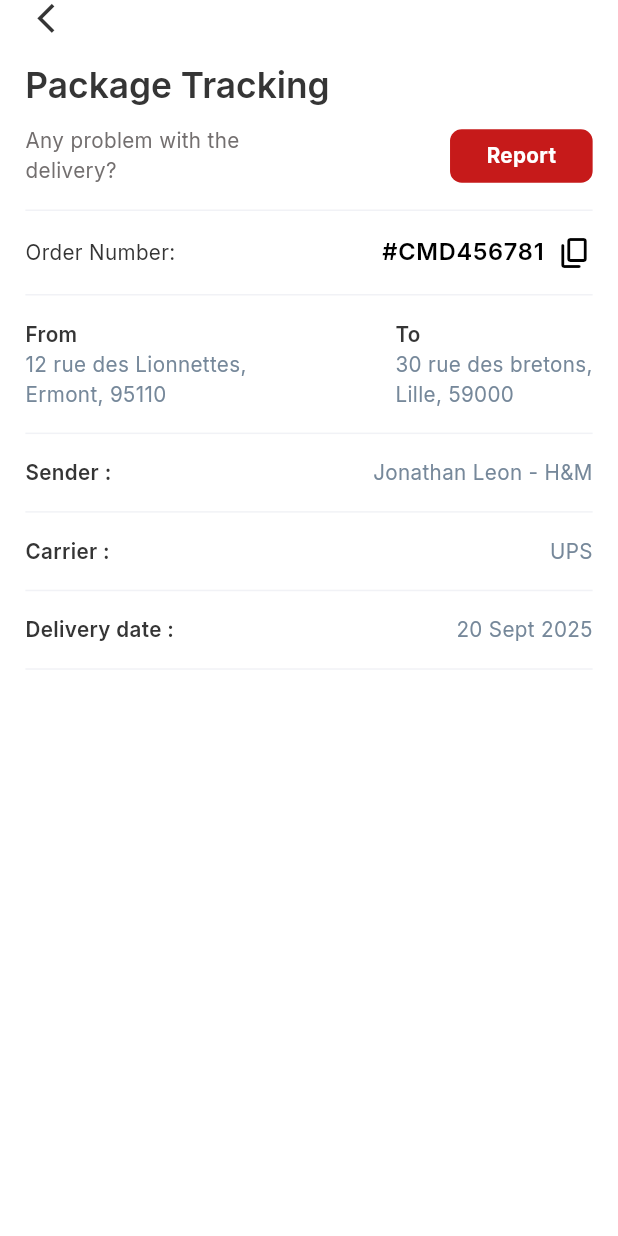
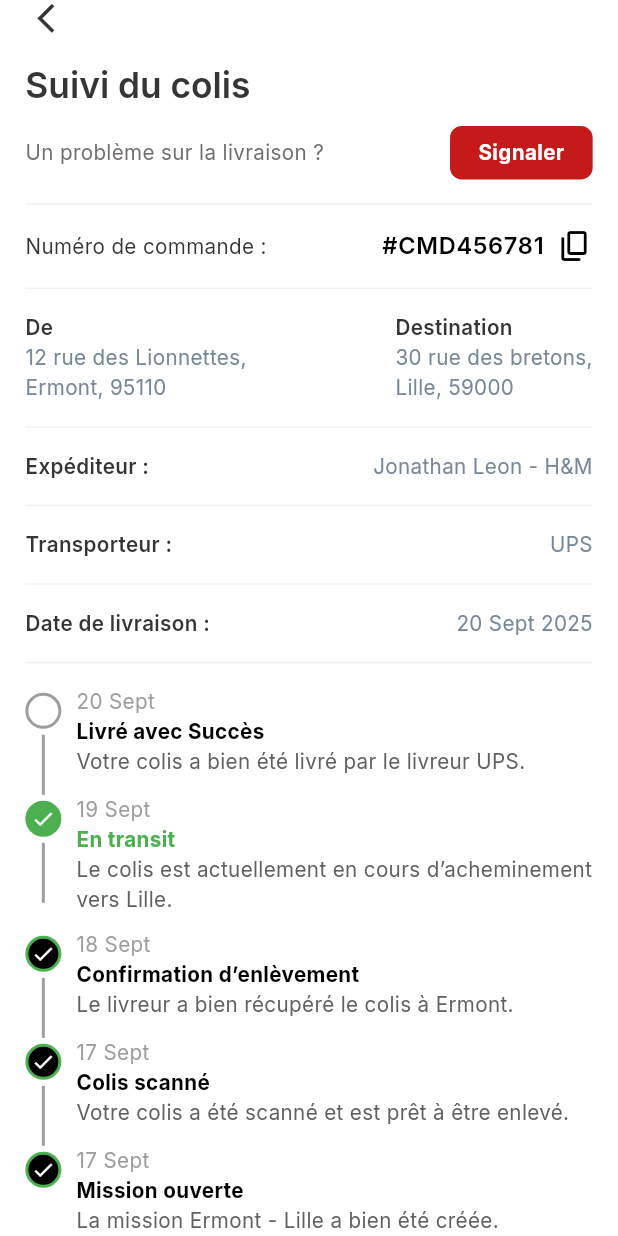
Before and after one commit to backbencherstudio/abdelrahman875_FO21AEF727586_app, a Flutter app: the DetailsCommandeScreen screen opened by its route, on a phone screen of 412 x 824 dp. Run offline on Flutter 3.47's test engine with Material 3 defaults, Android fonts, the phone set to English and light mode, and no system bars; our stand-ins replace dio, flutter_riverpod, flutter_screenutil, flutter_svg, go_router, google_fonts and 1 more; missing offline and left inert: flutter_stepindicator, qr_code_scanner_plus; accounts and stored records are empty; project files that could hold a hidden picture were left out.

Commit message:
added stepper for tracking product

```diff
--- a/lib/core/constants/icons.dart
+++ b/lib/core/constants/icons.dart
@@ -29,5 +29,6 @@ class AppIcons{
   static const String blackboxPng = "$iconPath/blackbox.png";
   static const String calenderPng = "$iconPath/calender.png";
   static const String mapPinPng = "$iconPath/mappin.png";
+  static const String capturePng = "$iconPath/capture.png";
 
 }
--- a/lib/core/routes/route_config.dart
+++ b/lib/core/routes/route_config.dart
@@ -21,12 +21,13 @@ import '../../features/Inscription_Donneur/Donneur_screen.dart';
 import '../../features/Inscription_Donneur/inscription_doc.dart';
 import '../../features/mission_screen/presentation/mission_screen.dart';
 import '../../features/onboading/onboad_screen/onboading_screen.dart';
+import '../../features/setting_screen/presentation/profile_setting_screen.dart';
 import '../../features/splash/presentation/splash_screen.dart';
 
 class RouteConfig {
   GoRouter goRouter = GoRouter(
 
-    initialLocation: RouteName.detailsCommandeScreen,
+    initialLocation: RouteName.profileSettingScreen,
 
     routes: [
       GoRoute(
@@ -76,6 +77,14 @@ class RouteConfig {
         path: RouteName.trans_Vehicule,
         pageBuilder: (context, state) {
           return const MaterialPage(child: Trans_Vehicule());
+        },
+      ),
+
+      GoRoute(
+        name: RouteName.profileSettingScreen,
+        path: RouteName.profileSettingScreen,
+        pageBuilder: (context, state) {
+          return const MaterialPage(child: ProfileSettingScreen());
         },
       ),
       GoRoute(
--- a/lib/core/routes/route_name.dart
+++ b/lib/core/routes/route_name.dart
@@ -21,4 +21,5 @@ class RouteName {
    static const String creerUneCommandeScreen = '/CreerUneCommandeScreen';
    static const String qrScannerScreen = '/qrScannerScreen';
    static const String detailsCommandeScreen = '/DetailsCommandeScreen';
+   static const String profileSettingScreen = '/ProfileSettingScreen';
 }
--- /dev/null
+++ b/lib/features/details_commande/models/step_data_model.dart
@@ -0,0 +1,54 @@
+class TrackingStep {
+  final String date;
+  final String title;
+  final String description;
+  final bool isCompleted;
+  final bool isCurrent;
+
+  TrackingStep({
+    required this.date,
+    required this.title,
+    required this.description,
+    this.isCompleted = false,
+    this.isCurrent = false,
+  });
+}
+
+final trackingSteps = [
+  TrackingStep(
+    date: "20 Sept",
+    title: "Livré avec Succès",
+    description: "Votre colis a bien été livré par le livreur UPS.",
+    isCompleted: false,
+    isCurrent: false,
+  ),
+  TrackingStep(
+    date: "19 Sept",
+    title: "En transit",
+    description:
+        "Le colis est actuellement en cours d’acheminement vers Lille.",
+    isCurrent: true,
+    isCompleted: true,
+  ),
+
+  TrackingStep(
+    date: "18 Sept",
+    title: "Confirmation d’enlèvement",
+    description: "Le livreur a bien récupéré le colis à Ermont.",
+    isCompleted: true,
+  ),
+
+  TrackingStep(
+    date: "17 Sept",
+    title: "Colis scanné",
+    description: "Votre colis a été scanné et est prêt à être enlevé.",
+    isCompleted: true,
+  ),
+
+  TrackingStep(
+    date: "17 Sept",
+    title: "Mission ouverte",
+    description: "La mission Ermont - Lille a bien été créée.",
+    isCompleted: true,
+  ),
+];
--- a/lib/features/details_commande/presentation/details_commande_screen.dart
+++ b/lib/features/details_commande/presentation/details_commande_screen.dart
@@ -5,6 +5,7 @@ import 'package:flutter/material.dart';
 import 'package:flutter_screenutil/flutter_screenutil.dart';
 
 import '../../../core/theme/src/theme_extension/color_pallete.dart';
+import '../models/step_data_model.dart';
 
 class DetailsCommandeScreen extends StatefulWidget {
   const DetailsCommandeScreen({super.key});
@@ -44,7 +45,7 @@ class _DetailsCommandeScreenState extends State<DetailsCommandeScreen> {
                     crossAxisAlignment: CrossAxisAlignment.start,
                     children: [
                       Text(
-                        'Package Tracking',
+                        'Suivi du colis',
                         style: style.headlineSmall?.copyWith(
                           color: AppColors.textColor1,
                           fontWeight: FontWeight.w600,
@@ -55,14 +56,14 @@ class _DetailsCommandeScreenState extends State<DetailsCommandeScreen> {
                         mainAxisAlignment: MainAxisAlignment.spaceBetween,
                         children: [
                           Text(
-                            'Any problem with the\ndelivery?',
+                            'Un problème sur la livraison ?',
                             style: style.bodyMedium?.copyWith(
                               color: AppColors.grayText,
                               fontWeight: FontWeight.w400,
                             ),
                           ),
                           PrimaryButton(
-                            title: 'Report',
+                            title: 'Signaler',
                             width: 90.w,
                             padding: EdgeInsets.symmetric(
                               horizontal: 12.w,
@@ -79,7 +80,7 @@ class _DetailsCommandeScreenState extends State<DetailsCommandeScreen> {
                         children: [
                           Expanded(
                             child: Text(
-                              'Order Number:',
+                              'Numéro de commande :',
                               style: style.bodyMedium?.copyWith(
                                 color: AppColors.textColor1,
                                 fontWeight: FontWeight.w400,
@@ -115,7 +116,7 @@ class _DetailsCommandeScreenState extends State<DetailsCommandeScreen> {
                               crossAxisAlignment: CrossAxisAlignment.start,
                               children: [
                                 Text(
-                                  'From',
+                                  'De',
                                   style: style.bodyMedium?.copyWith(
                                     color: AppColors.blackText,
                                     fontWeight: FontWeight.w600,
@@ -137,7 +138,7 @@ class _DetailsCommandeScreenState extends State<DetailsCommandeScreen> {
                             crossAxisAlignment: CrossAxisAlignment.start,
                             children: [
                               Text(
-                                'To',
+                                'Destination',
                                 style: style.bodyMedium?.copyWith(
                                   color: AppColors.blackText,
                                   fontWeight: FontWeight.w600,
@@ -156,16 +157,82 @@ class _DetailsCommandeScreenState extends State<DetailsCommandeScreen> {
                       ),
                       CustomDivider(),
                       CustomRowTracking(
-                        title: 'Sender :',
+                        title: 'Expéditeur :',
                         subtitle: 'Jonathan Leon - H&M',
                       ),
                       CustomDivider(),
 
-                      CustomRowTracking(title: 'Carrier :', subtitle: 'UPS'),
+                      CustomRowTracking(title: 'Transporteur :', subtitle: 'UPS'),
                       CustomDivider(),
 
-                      CustomRowTracking(title: 'Delivery date :', subtitle: '20 Sept 2025'),
+                      CustomRowTracking(title: 'Date de livraison :', subtitle: '20 Sept 2025'),
                       CustomDivider(),
+                      ListView.builder(
+                        shrinkWrap: true,
+                        itemCount: trackingSteps.length,
+                        itemBuilder: (context, index) {
+                          final step = trackingSteps[index];
+                          return Row(
+                            crossAxisAlignment: CrossAxisAlignment.start,
+                            children: [
+                              Column(
+                                children: [
+                                  // Icon
+                                  Container(
+                                    margin: EdgeInsets.symmetric(vertical: 4),
+                                    decoration: BoxDecoration(
+                                      shape: BoxShape.circle,
+                                      color: step.isCompleted
+                                          ? (step.isCurrent ? Colors.green : Colors.black)
+                                          : Colors.white,
+                                      border: Border.all(
+                                        color: step.isCompleted ? Colors.green : Colors.grey,
+                                        width: 2,
+                                      ),
+                                    ),
+                                    width: 24,
+                                    height: 24,
+                                    child: step.isCurrent
+                                        ? Icon(Icons.check, color: Colors.white, size: 16)
+                                        : step.isCompleted
+                                        ? Icon(Icons.check, color: Colors.white, size: 16)
+                                        : null,
+                                  ),
+                                  // Vertical Line, only draw if not last
+                                  if (index != trackingSteps.length - 1)
+                                    Container(
+                                      width: 2,
+                                      height: 40,
+                                      color: Colors.grey,
+                                    ),
+                                ],
+                              ),
+                              SizedBox(width: 10),
+                              // Date, Title & Description
+                              Expanded(
+                                child: Column(
+                                  crossAxisAlignment: CrossAxisAlignment.start,
+                                  children: [
+                                    Text(step.date, style: TextStyle(color: Colors.grey)),
+                                    Text(
+                                      step.title,
+                                      style: TextStyle(
+                                        fontWeight: FontWeight.bold,
+                                        color: step.isCurrent ? Colors.green : Colors.black,
+                                      ),
+                                    ),
+                                    Text(
+                                      step.description,
+                                      style: TextStyle(color: Colors.grey[700]),
+                                    ),
+                                    SizedBox(height: 10),
+                                  ],
+                                ),
+                              ),
+                            ],
+                          );
+                        },
+                      ),
                     ],
                   ),
                 ),
```
Also changed, not shown: lib/features/setting_screen/presentation/profile_setting_screen.dart (added, +84 -0 lines), assets/icons/capture.png (added).
